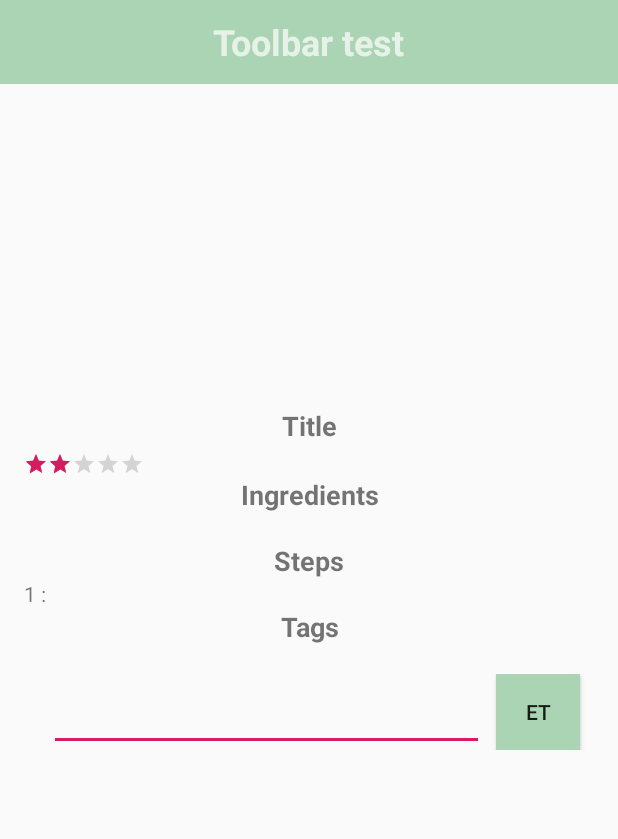
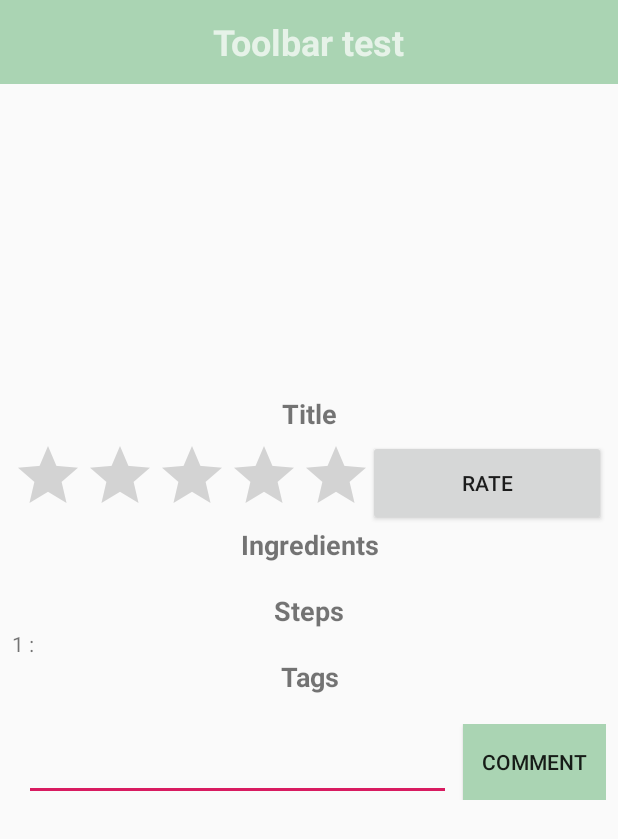
Before and after one commit to MinSukKim/CooKingRecipe, an Android app: the detailedRecipeView screen opened directly, with no data from a screen before it, on a phone screen of 412 x 824 dp. Shown: the top 839 px of the screen. Run offline under Robolectric (Android 15) with nearby library versions, the phone set to English and light mode, and no system bars; our stand-ins replace Firebase (no records; nobody signed in at launch, a user with empty details on screens opened directly); pictures from the network do not load; 11 statements that could not run were skipped.

Commit message:
Comment and Rating done

```diff
--- a/app/src/main/java/com/example/girln/recipeapp/detailedRecipeView.java
+++ b/app/src/main/java/com/example/girln/recipeapp/detailedRecipeView.java
@@ -1,18 +1,19 @@
 package com.example.girln.recipeapp;
 
 import android.content.Intent;
-import android.net.Uri;
 import android.support.annotation.NonNull;
 import android.support.v7.app.AppCompatActivity;
 import android.os.Bundle;
 import android.support.v7.widget.Toolbar;
 import android.util.Log;
-import android.widget.CheckBox;
+import android.view.View;
+import android.widget.EditText;
 import android.widget.ImageView;
 import android.widget.LinearLayout;
 import android.widget.RatingBar;
 import android.widget.TextView;
 
+import com.example.girln.recipeapp.models.CommentModel;
 import com.example.girln.recipeapp.models.CookingIngredientModel;
 import com.example.girln.recipeapp.models.CookingPicturesURL;
 import com.example.girln.recipeapp.models.CookingStepsModel;
@@ -26,8 +27,6 @@ import com.google.firebase.database.ValueEventListener;
 import com.google.firebase.storage.FirebaseStorage;
 import com.google.firebase.storage.StorageReference;
 
-import java.util.List;
-
 import static java.lang.Math.round;
 
 public class detailedRecipeView extends AppCompatActivity {
@@ -37,6 +36,8 @@ public class detailedRecipeView extends AppCompatActivity {
     private FirebaseAuth mUser;
     FirebaseStorage storage;
     StorageReference storageReference;
+    RatingBar ratingBar;
+    EditText commentField;
 
     @Override
     protected void onCreate(Bundle savedInstanceState) {
@@ -48,6 +49,8 @@ public class detailedRecipeView extends AppCompatActivity {
         mUser = FirebaseAuth.getInstance();
         storage = FirebaseStorage.getInstance();
         storageReference = storage.getReference();
+        ratingBar=(RatingBar) findViewById(R.id.ratingBar);
+        commentField=(EditText)  findViewById(R.id.commentTextField);
         getRecipe(recipeID);
     }
 
@@ -58,13 +61,17 @@ public class detailedRecipeView extends AppCompatActivity {
         TextView tbTitle = (TextView) findViewById(R.id.toolbarTitle);
         tbTitle.setText(recipe.getRecipeName());
         LinearLayout pictureLL = findViewById(R.id.imageShow);
+        //ImageView imageView3=findViewById(R.id.imageView3);
         LinearLayout.LayoutParams lparams = new LinearLayout.LayoutParams(0, LinearLayout.LayoutParams.MATCH_PARENT, 1);
         for (CookingPicturesURL picturesURL : recipe.getCookingPictures()) {
             ImageView pic = new ImageView(this);
+            /*Glide.with(this)
+                    .load(picturesURL)
+                    .into(pic);*/
+
             /*GlideApp.with(this)
                     .load(picturesURL)
                     .into(pic);*/
-            pic.setImageURI(Uri.parse(picturesURL.getPictureURL()));
             pic.setLayoutParams(lparams);
             pictureLL.addView(pic);
         }
@@ -72,7 +79,7 @@ public class detailedRecipeView extends AppCompatActivity {
         TextView tvTitle = (TextView) findViewById(R.id.tvTitle);
         tvTitle.setText(recipe.getRecipeName());
 
-        RatingBar ratingBar = (RatingBar) findViewById(R.id.ratingBar);
+
 
         LinearLayout ingredientList = findViewById(R.id.ingredientList);
 
@@ -138,6 +145,18 @@ public class detailedRecipeView extends AppCompatActivity {
         }
 
     }
+    public void rateRecipe(View v){
+        if(mUser.getUid()!=null)
+        mData.getReference().child("Ratings").child(recipeID).child(mUser.getUid()).setValue(ratingBar.getRating());
+        finish();
+    }
+    public void commentRecipe(View v)
+    {
+        if(mUser.getUid()!=null)
+        { CommentModel commentModel=new CommentModel(commentField.getText().toString(),mUser.getUid());
+            mData.getReference().child("Comments").child(recipeID).push().setValue(commentModel);
+        finish();}
+    }
 
     public RecipeModel getRecipe(final String recipeID) {
         mData.getReference().child("Recipes").child(recipeID).addListenerForSingleValueEvent(new ValueEventListener() {
--- a/app/src/main/res/layout/activity_detailrecipe.xml
+++ b/app/src/main/res/layout/activity_detailrecipe.xml
@@ -11,10 +11,6 @@
         android:id="@+id/scrollView2"
         android:layout_width="0dp"
         android:layout_height="0dp"
-        android:layout_marginStart="8dp"
-        android:layout_marginTop="8dp"
-        android:layout_marginEnd="8dp"
-        android:layout_marginBottom="8dp"
         app:layout_constraintBottom_toBottomOf="parent"
         app:layout_constraintEnd_toEndOf="parent"
         app:layout_constraintHorizontal_bias="0.0"
@@ -55,7 +51,7 @@
             <TextView
                 android:id="@+id/tvTitle"
                 android:layout_width="match_parent"
-                android:layout_height="wrap_content"
+                android:layout_height="match_parent"
                 android:layout_margin="5dp"
 
                 android:text="Title"
@@ -63,15 +59,38 @@
                 android:textSize="18sp"
                 android:textStyle="bold" />
 
+            <LinearLayout
+                android:layout_width="match_parent"
+                android:layout_height="match_parent"
+                android:gravity="center"
+                android:orientation="horizontal">
+
+                <LinearLayout
+                    android:layout_width="0dp"
+                    android:layout_height="match_parent"
+                    android:layout_weight="1.5"
+                    android:gravity="center"
+                    android:orientation="vertical">
+
                     <RatingBar
                         android:id="@+id/ratingBar"
-                style="@style/Widget.AppCompat.RatingBar.Small"
+                        style="@style/Widget.AppCompat.RatingBar"
                         android:layout_width="wrap_content"
                         android:layout_height="wrap_content"
                         android:numStars="5"
-                android:rating="2"
-                android:stepSize="0.1"
+                        android:stepSize=".5"
                         android:visibility="visible" />
+                </LinearLayout>
+
+                <Button
+                    android:id="@+id/ratingButton"
+                    android:layout_width="0dp"
+                    android:layout_height="match_parent"
+                    android:layout_weight="1"
+                    android:onClick="rateRecipe"
+                    android:text="Rate" />
+
+            </LinearLayout>
 
             <ScrollView
                 android:layout_width="match_parent"
@@ -137,16 +156,17 @@
                 android:orientation="horizontal">
 
                 <EditText
-                    android:id="@+id/editText2"
-                    android:layout_width="290dp"
+                    android:id="@+id/commentTextField"
+                    android:layout_width="0dp"
                     android:layout_height="wrap_content"
                     android:layout_marginStart="8dp"
                     android:layout_marginTop="8dp"
                     android:layout_marginEnd="8dp"
                     android:layout_marginBottom="8dp"
+                    android:layout_weight="3"
                     android:ems="10"
+
                     android:inputType="textPersonName"
-
                     android:singleLine="false"
                     android:textSize="10sp"
                     app:layout_constraintBottom_toBottomOf="parent"
@@ -157,12 +177,14 @@
                     app:layout_constraintVertical_bias="1.0" />
 
                 <Button
-                    android:id="@+id/button2"
+                    android:id="@+id/commentButton"
                     style="@style/FirebaseUI.Button"
-                    android:layout_width="56dp"
+                    android:layout_width="0dp"
                     android:layout_height="match_parent"
+                    android:layout_weight="1"
                     android:background="@color/colorPrimary"
-                    android:text="Et" />
+                    android:onClick="commentRecipe"
+                    android:text="Comment" />
             </LinearLayout>
 
         </LinearLayout>
```
Also changed, not shown: app/src/main/java/com/example/girln/recipeapp/models/CommentModel.java (added, +31 -0 lines). Lines whose indentation alone changed are shown as unchanged.
